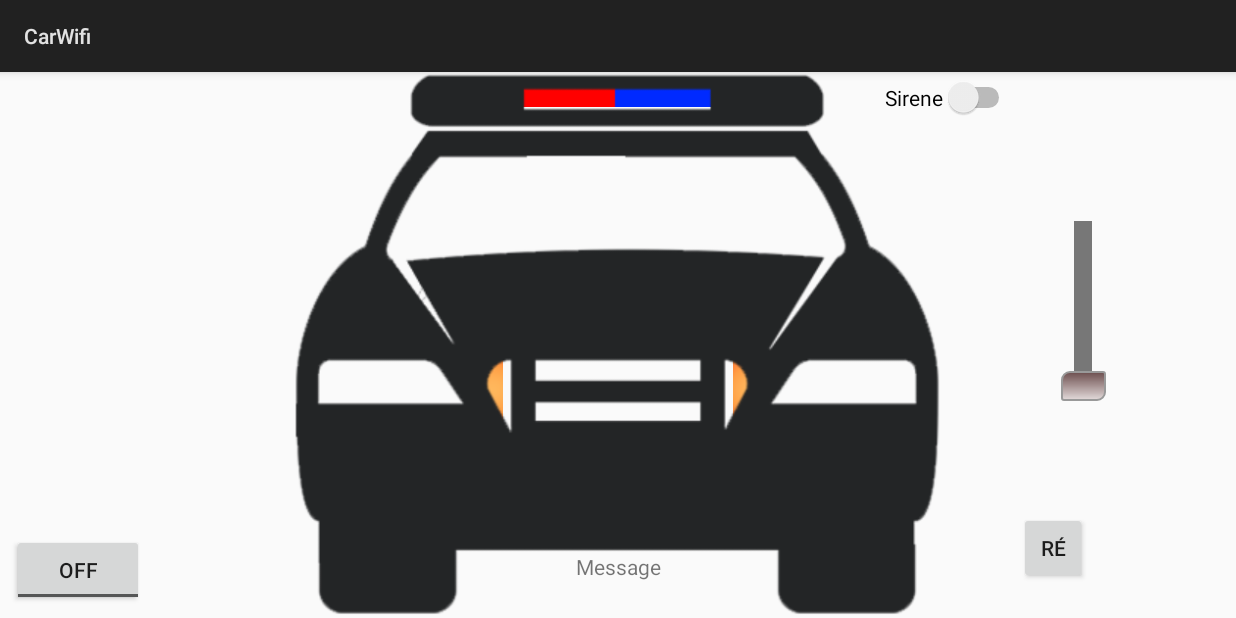
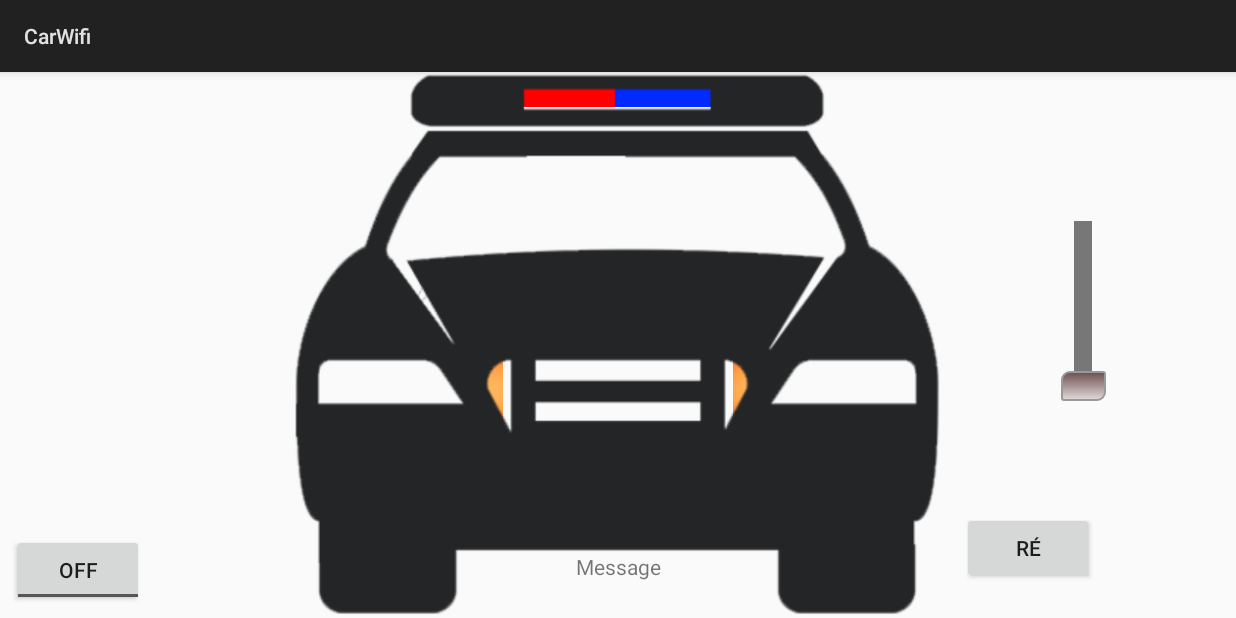
Before and after one commit to edumigsoft/CarWifi, an Android app: the screen it shows after launch (KotlinActivity), on a phone screen of 824 x 412 dp (held sideways). Run offline under Robolectric (Android 15) with nearby library versions, the phone set to English and light mode, and no system bars; libraries missing offline, so code that uses them is left out: android.preference, android.util, com.github.kittinunf.fuel, java.lang, java.util.

Commit message:
Tratamento da interface.

```diff
--- a/app/build.gradle
+++ b/app/build.gradle
@@ -33,6 +33,7 @@ dependencies {
     compile 'com.github.kittinunf.fuel:fuel:1.3.1' //for JVM
     compile 'com.github.kittinunf.fuel:fuel-android:1.3.1' //for Android
     compile 'com.github.kittinunf.fuel:fuel-rxjava:1.3.1' //for RxJava support
+    //compile 'com.crystal:crystalrangeseekbar:1.1.1'
 }
 repositories {
     mavenCentral()
--- a/app/src/main/java/com/edumigrafa/carwifi/KotlinActivity.kt
+++ b/app/src/main/java/com/edumigrafa/carwifi/KotlinActivity.kt
@@ -7,46 +7,58 @@ import android.hardware.SensorEvent
 import android.hardware.SensorEventListener
 import android.hardware.SensorManager
 import android.os.Bundle
+import android.view.KeyEvent
 import android.view.View
 import android.view.animation.AnimationUtils
 import android.widget.ImageView
+import android.widget.SeekBar
 import com.github.kittinunf.fuel.Fuel
 import kotlinx.android.synthetic.main.activity_kotlin.*
+import org.jetbrains.anko.toast
 
 class KotlinActivity() : Activity(), SensorEventListener {
 
-    var luz_giroflex: Boolean = false
+    var light_gyroflex: Boolean = false
+    var flashlight: Boolean = false
+    var stable: Boolean = true;
+    var message: String = ""
 
     val sensorManager: SensorManager by lazy {
         getSystemService(Context.SENSOR_SERVICE) as SensorManager
     }
+    val http: String = "http://10.0.1.1/"
+    val limitNegative: Float = -1.5f
+    val limitPositive: Float = 1.5f
+    val PIN_DIRECTION_LEFT: String = "pin_left"             // 1
+    val PIN_DIRECTION_RIGHT: String = "pin_right"           // 2
+    val PIN_GYROFLEX: String = "pin_gyro"                   // 3
+    val PIN_BUZZER: String = "pin_buzzer"                   // 4
+    val PIN_DIRECTION_FRONT_1: String = "pin_front_1"       // 5
+    val PIN_DIRECTION_FRONT_2: String = "pin_front_2"       // 6
+    val PIN_DIRECTION_FRONT_3: String = "pin_front_3"       // 7
+    val PIN_DIRECTION_FRONT_4: String = "pin_front_4"       // 8
+    val PIN_DIRECTION_BACK_1: String = "pin_back_1"         // 9
+    val PIN_DIRECTION_BACK_2: String = "pin_back_2"         // 10
 
-    val http: String = "http://10.0.1.1/"
-    val limitNegative: Float = -0.9f
-    val limitPositive: Float = 0.9f
-    var lanterna: Boolean = false
-    val PIN_DIRECTION_LEFT: String = "pin_left"
-    val PIN_DIRECTION_RIGHT: String = "pin_right"
-
-    fun piscaGiroflex() {
+    fun flasherGyroflex() {
         var animationIDs = intArrayOf(R.anim.blink)//R.anim.fade_in, R.anim.fade_out, R.anim.zoom_in, R.anim.zoom_out, R.anim.blink, R.anim.rotate, R.anim.move, R.anim.slide_up, R.anim.slide_down, R.anim.bounce)
         val animation = AnimationUtils.loadAnimation(this, animationIDs[0])
 
-        if (!luz_giroflex) {
-            img_luz_giroflex.startAnimation(animation)
+        if (!light_gyroflex) {
+            img_light_gyroflex.startAnimation(animation)
+            execHttp(PIN_GYROFLEX + "1")
         } else {
-            img_luz_giroflex.clearAnimation()
+            img_light_gyroflex.clearAnimation()
+            execHttp(PIN_GYROFLEX + "0")
         }
 
-        luz_giroflex = luz_giroflex.not()
-
-        //@TODO Ajustar para receptor
+        light_gyroflex = light_gyroflex.not()
     }
 
+    //@TODO Implementar vibração
     // act = true >> liga || act = false >> desliga
-    fun piscaLanterna(img: ImageView, act: Boolean) {
-
-        if (lanterna == act && act) {return}
+    fun flasherFlashlight(img: ImageView, act: Boolean) {
+        if (flashlight == act && act) {return}
 
         var animationIDs = intArrayOf(R.anim.blink_2)
         val animation = AnimationUtils.loadAnimation(this, animationIDs[0])
@@ -57,7 +69,7 @@ class KotlinActivity() : Activity(), SensorEventListener {
             img.clearAnimation()
         }
 
-        lanterna = act
+        flashlight = act
     }
 
     override fun onCreate(savedInstanceState: Bundle?) {
@@ -66,20 +78,51 @@ class KotlinActivity() : Activity(), SensorEventListener {
 
         resetActionDirection()
 
-        btn_giroflex.setOnClickListener{
-            piscaGiroflex()
+        btn_gyroflex.setOnClickListener{
+            flasherGyroflex()
         }
 
-        switch_sirene.setOnClickListener{
-            if (switch_sirene.isChecked) {
+        switch_buzzer.setOnClickListener{
+            if (switch_buzzer.isChecked) {
 
             } else {
 
             }
 
             //@TODO Implementar no receptor
-            //execHttp(http + PIN + "0")
+            //execHttp(PIN + "0")
         }
+
+
+        //@TODO Quando tiver mais opções de velocidade, implementar como exclusivo
+        button_back_1.setOnTouchListener{ view, motionEvent ->
+            when (motionEvent.action) {
+                KeyEvent.ACTION_DOWN -> {
+                    execHttp(PIN_DIRECTION_BACK_1 + "1")
+                }
+                KeyEvent.ACTION_UP -> {
+                    execHttp(PIN_DIRECTION_BACK_1 + "0")
+                }
+            }
+
+            true
+        }
+
+        seekBar_accelerator.setOnSeekBarChangeListener(object: SeekBar.OnSeekBarChangeListener {
+            var seekBarProgress: Int = 0
+
+            override fun onProgressChanged(seekBar: SeekBar, progress: Int, fromUser: Boolean) {
+                seekBarProgress = progress
+            }
+
+            override fun onStartTrackingTouch(seekBar: SeekBar?) {
+                //
+            }
+
+            override fun onStopTrackingTouch(seekBar: SeekBar) {
+                toast("Progress: " + seekBarProgress + " / " + seekBar.getMax())
+            }
+        })
     }
 
     //
@@ -87,7 +130,7 @@ class KotlinActivity() : Activity(), SensorEventListener {
     fun actionExtras(pin: String, act: Boolean) {
 
         //@TODO Implementar no receptor
-        //execHttp(http + PIN + "0")
+        //execHttp(PIN + "0")
     }
 
     //
@@ -95,34 +138,20 @@ class KotlinActivity() : Activity(), SensorEventListener {
 
 
         //@TODO Implementar no receptor
-        //execHttp(http + PIN + "0")
+        //execHttp(PIN + "0")
     }
 
     fun resetActionDirection() {
         imgLeft.visibility = View.INVISIBLE
         imgRight.visibility = View.INVISIBLE
 
-        piscaLanterna(img_lanterna_esquerda, false)
-        piscaLanterna(img_lanterna_direita, false)
-    }
-
-    //@TODO Implementar vibração
-    // dir = true >> esquerda || dir = false = false >> direita
-    // act = true >> ligar || act = false >> desligar
-    fun actionDirection(dir: Boolean, act: Boolean) {
-        var pin: String = ""
-
-        if (dir) {
-            pin = "pin_esq"
-        } else {
-            pin = "pin_dir"
-        }
-
-        execHttp(http + pin + act.toString())
+        flasherFlashlight(img_flashelight_left, false)
+        flasherFlashlight(img_flashlight_right, false)
     }
 
     fun execHttp(data: String) {
-        if (toggle_button_geral.isChecked) {
+        if (toggle_button_master_key.isChecked && !message.equals(data)) {
+            message = data
             Fuel.get(http + data).response { request, response, result ->
                 //println(request)
                 //println(response)
@@ -164,7 +193,6 @@ class KotlinActivity() : Activity(), SensorEventListener {
     override fun onAccuracyChanged(sensor: Sensor?, accuracy: Int) {
     }
 
-    var stable: Boolean = true;
     override fun onSensorChanged(event: SensorEvent?) {
         var float_ey: Float = event!!.values.get(1)
         //println(float_ey)
@@ -172,35 +200,24 @@ class KotlinActivity() : Activity(), SensorEventListener {
 
         if (float_ey > limitNegative && float_ey < limitPositive) {
             if (!stable) {
-                //actionDirection(true, false)
-                //actionDirection(false, false)
-
-                execHttp(http + PIN_DIRECTION_LEFT + "0")
-                //imgLeft.visibility = View.INVISIBLE
-                //piscaLanterna(img_lanterna_esquerda, false)
-
-                execHttp(http + PIN_DIRECTION_RIGHT + "0")
-                //imgRight.visibility = View.INVISIBLE
-                //piscaLanterna(img_lanterna_direita, false)
-
+                execHttp(PIN_DIRECTION_LEFT + "0")
+                execHttp(PIN_DIRECTION_RIGHT + "0")
                 resetActionDirection()
                 stable = true
             }
         }
 
         if (float_ey > limitPositive) {
-            //actionDirection(false, true)
-            execHttp(http + PIN_DIRECTION_RIGHT + "1")
+            execHttp(PIN_DIRECTION_RIGHT + "1")
             imgRight.visibility = View.VISIBLE
-            piscaLanterna(img_lanterna_direita, true)
+            flasherFlashlight(img_flashlight_right, true)
             stable = false
         }
 
         if (float_ey < limitNegative) {
-            //actionDirection(true, true)
-            execHttp(http + PIN_DIRECTION_LEFT + "1")
+            execHttp(PIN_DIRECTION_LEFT + "1")
             imgLeft.visibility = View.VISIBLE
-            piscaLanterna(img_lanterna_esquerda, true)
+            flasherFlashlight(img_flashelight_left, true)
             stable = false
         }
 
--- a/app/src/main/res/layout/activity_kotlin.xml
+++ b/app/src/main/res/layout/activity_kotlin.xml
@@ -22,7 +22,9 @@
         app:layout_constraintLeft_toLeftOf="parent"
         app:layout_constraintRight_toRightOf="parent"
         app:layout_constraintTop_toTopOf="parent"
-        app:layout_constraintVertical_bias="0.581" />
+        app:layout_constraintVertical_bias="0.581"
+        android:layout_marginStart="8dp"
+        android:layout_marginEnd="8dp" />
 
     <ImageView
         android:id="@+id/img_farol_esquerda_2"
@@ -40,10 +42,12 @@
         app:layout_constraintLeft_toLeftOf="parent"
         app:layout_constraintRight_toRightOf="parent"
         app:layout_constraintTop_toTopOf="parent"
-        app:layout_constraintVertical_bias="0.581" />
+        app:layout_constraintVertical_bias="0.581"
+        android:layout_marginStart="8dp"
+        android:layout_marginEnd="8dp" />
 
     <ImageView
-        android:id="@+id/img_luz_giroflex"
+        android:id="@+id/img_light_gyroflex"
         android:layout_width="wrap_content"
         android:layout_height="wrap_content"
         android:layout_marginBottom="8dp"
@@ -56,10 +60,12 @@
         app:layout_constraintLeft_toLeftOf="parent"
         app:layout_constraintRight_toRightOf="parent"
         app:layout_constraintTop_toTopOf="parent"
-        app:layout_constraintVertical_bias="0.0" />
+        app:layout_constraintVertical_bias="0.0"
+        android:layout_marginStart="8dp"
+        android:layout_marginEnd="8dp" />
 
     <ImageView
-        android:id="@+id/img_lanterna_esquerda"
+        android:id="@+id/img_flashelight_left"
         android:layout_width="wrap_content"
         android:layout_height="wrap_content"
         android:layout_marginBottom="8dp"
@@ -73,10 +79,12 @@
         app:layout_constraintLeft_toLeftOf="parent"
         app:layout_constraintRight_toRightOf="parent"
         app:layout_constraintTop_toTopOf="parent"
-        app:layout_constraintVertical_bias="0.61" />
+        app:layout_constraintVertical_bias="0.61"
+        android:layout_marginStart="8dp"
+        android:layout_marginEnd="8dp" />
 
     <ImageView
-        android:id="@+id/img_lanterna_direita"
+        android:id="@+id/img_flashlight_right"
         android:layout_width="wrap_content"
         android:layout_height="wrap_content"
         android:layout_marginBottom="8dp"
@@ -90,13 +98,15 @@
         app:layout_constraintLeft_toLeftOf="parent"
         app:layout_constraintRight_toRightOf="parent"
         app:layout_constraintTop_toTopOf="parent"
-        app:layout_constraintVertical_bias="0.61" />
+        app:layout_constraintVertical_bias="0.61"
+        android:layout_marginStart="8dp"
+        android:layout_marginEnd="8dp" />
 
     <Button
-        android:id="@+id/btn_giroflex"
+        android:id="@+id/btn_gyroflex"
         style="@android:style/Widget.Material.Button.Borderless"
         android:layout_width="235dp"
-        android:layout_height="30dp"
+        android:layout_height="48dp"
         android:layout_marginBottom="8dp"
         android:layout_marginLeft="8dp"
         android:layout_marginRight="8dp"
@@ -105,14 +115,16 @@
         app:layout_constraintLeft_toLeftOf="parent"
         app:layout_constraintRight_toRightOf="parent"
         app:layout_constraintTop_toTopOf="parent"
-        app:layout_constraintVertical_bias="0.0" />
+        app:layout_constraintVertical_bias="0.0"
+        android:layout_marginStart="8dp"
+        android:layout_marginEnd="8dp" />
 
     <Switch
-        android:id="@+id/switch_sirene"
+        android:id="@+id/switch_buzzer"
         android:layout_width="wrap_content"
         android:layout_height="wrap_content"
-        android:layout_marginLeft="0dp"
         android:text="@string/sirene"
+        android:visibility="invisible"
         app:layout_constraintBottom_toBottomOf="parent"
         app:layout_constraintHorizontal_bias="0.8"
         app:layout_constraintLeft_toLeftOf="parent"
@@ -122,8 +134,8 @@
         tools:ignore="RtlHardcoded" />
 
     <Button
-        android:id="@+id/button_re"
-        android:layout_width="45dp"
+        android:id="@+id/button_back_1"
+        android:layout_width="88dp"
         android:layout_height="wrap_content"
         android:layout_marginBottom="8dp"
         android:layout_marginEnd="8dp"
@@ -140,7 +152,7 @@
         app:layout_constraintVertical_bias="0.95" />
 
     <SeekBar
-        android:id="@+id/seekBar_acelerador"
+        android:id="@+id/seekBar_accelerator"
         style="@android:style/Widget.SeekBar"
         android:layout_width="150dp"
         android:layout_height="50dp"
@@ -220,8 +232,8 @@
     <Button
         android:id="@+id/btn_farol_esquerdo"
         style="@android:style/Widget.Material.Button.Borderless"
-        android:layout_width="86dp"
-        android:layout_height="26dp"
+        android:layout_width="88dp"
+        android:layout_height="48dp"
         android:layout_marginBottom="8dp"
         android:layout_marginLeft="8dp"
         android:layout_marginRight="8dp"
@@ -231,13 +243,15 @@
         app:layout_constraintLeft_toLeftOf="parent"
         app:layout_constraintRight_toRightOf="parent"
         app:layout_constraintTop_toTopOf="parent"
-        app:layout_constraintVertical_bias="0.58000004" />
+        app:layout_constraintVertical_bias="0.58000004"
+        android:layout_marginStart="8dp"
+        android:layout_marginEnd="8dp" />
 
     <Button
         android:id="@+id/btn_farol_direito"
         style="@android:style/Widget.Material.Button.Borderless"
-        android:layout_width="86dp"
-        android:layout_height="26dp"
+        android:layout_width="88dp"
+        android:layout_height="48dp"
         android:layout_marginBottom="8dp"
         android:layout_marginLeft="8dp"
         android:layout_marginRight="8dp"
@@ -247,59 +261,9 @@
         app:layout_constraintLeft_toLeftOf="parent"
         app:layout_constraintRight_toRightOf="parent"
         app:layout_constraintTop_toTopOf="parent"
-        app:layout_constraintVertical_bias="0.58000004" />
-
-    <Switch
-        android:id="@+id/switch1"
-        android:layout_width="wrap_content"
-        android:layout_height="wrap_content"
-        android:text="@string/led01"
-        android:visibility="invisible"
-        app:layout_constraintBottom_toBottomOf="parent"
-        app:layout_constraintHorizontal_bias="0.1"
-        app:layout_constraintLeft_toLeftOf="parent"
-        app:layout_constraintRight_toRightOf="parent"
-        app:layout_constraintTop_toTopOf="parent"
-        app:layout_constraintVertical_bias="0.00999999" />
-
-    <Switch
-        android:id="@+id/switch2"
-        android:layout_width="wrap_content"
-        android:layout_height="wrap_content"
-        android:text="@string/led02"
-        android:visibility="invisible"
-        app:layout_constraintBottom_toBottomOf="parent"
-        app:layout_constraintHorizontal_bias="0.35"
-        app:layout_constraintLeft_toLeftOf="parent"
-        app:layout_constraintRight_toRightOf="parent"
-        app:layout_constraintTop_toTopOf="parent"
-        app:layout_constraintVertical_bias="0.0" />
-
-    <Switch
-        android:id="@+id/switch3"
-        android:layout_width="wrap_content"
-        android:layout_height="wrap_content"
-        android:text="@string/led03"
-        android:visibility="invisible"
-        app:layout_constraintBottom_toBottomOf="parent"
-        app:layout_constraintHorizontal_bias="0.65"
-        app:layout_constraintLeft_toLeftOf="parent"
-        app:layout_constraintRight_toRightOf="parent"
-        app:layout_constraintTop_toTopOf="parent"
-        app:layout_constraintVertical_bias="0.0" />
-
-    <Switch
-        android:id="@+id/switch4"
-        android:layout_width="wrap_content"
-        android:layout_height="wrap_content"
-        android:text="@string/led04"
-        android:visibility="invisible"
-        app:layout_constraintBottom_toBottomOf="parent"
-        app:layout_constraintHorizontal_bias="0.9"
-        app:layout_constraintLeft_toLeftOf="parent"
-        app:layout_constraintRight_toRightOf="parent"
-        app:layout_constraintTop_toTopOf="parent"
-        app:layout_constraintVertical_bias="0.0" />
+        app:layout_constraintVertical_bias="0.58000004"
+        android:layout_marginStart="8dp"
+        android:layout_marginEnd="8dp" />
 
     <TextView
         android:id="@+id/text"
@@ -336,67 +300,8 @@
         app:layout_constraintTop_toTopOf="parent"
         app:layout_constraintVertical_bias="0.95" />
 
-    <Button
-        android:id="@+id/led1"
-        android:layout_width="wrap_content"
-        android:layout_height="wrap_content"
-        android:layout_marginBottom="8dp"
-        android:layout_marginLeft="8dp"
-        android:layout_marginRight="8dp"
-        android:layout_marginTop="8dp"
-        android:text="@string/led01"
-        android:visibility="invisible"
-        app:layout_constraintBottom_toBottomOf="parent"
-        app:layout_constraintHorizontal_bias="0.2"
-        app:layout_constraintLeft_toLeftOf="parent"
-        app:layout_constraintRight_toRightOf="parent"
-        app:layout_constraintTop_toTopOf="parent"
-        app:layout_constraintVertical_bias="0.6"
-        android:layout_marginStart="8dp"
-        android:layout_marginEnd="8dp" />
-
-    <Button
-        android:id="@+id/led2"
-        android:layout_width="wrap_content"
-        android:layout_height="wrap_content"
-        android:layout_marginBottom="8dp"
-        android:layout_marginEnd="8dp"
-        android:layout_marginLeft="8dp"
-        android:layout_marginRight="8dp"
-        android:layout_marginStart="8dp"
-        android:layout_marginTop="8dp"
-        android:text="@string/led02"
-        android:visibility="invisible"
-        app:layout_constraintBottom_toBottomOf="parent"
-        app:layout_constraintHorizontal_bias="0.8"
-        app:layout_constraintLeft_toLeftOf="parent"
-        app:layout_constraintRight_toRightOf="parent"
-        app:layout_constraintTop_toTopOf="parent"
-        app:layout_constraintVertical_bias="0.6" />
-
     <ToggleButton
-        android:id="@+id/toggleButton2"
-        android:layout_width="wrap_content"
-        android:layout_height="wrap_content"
-        android:layout_marginBottom="8dp"
-        android:layout_marginLeft="8dp"
-        android:layout_marginRight="8dp"
-        android:layout_marginTop="8dp"
-        android:button="@drawable/toggle_som_giroscopio"
-        android:checked="false"
-        android:textOff=""
-        android:textOn=""
-        android:visibility="invisible"
-        app:layout_constraintBottom_toBottomOf="parent"
-        app:layout_constraintHorizontal_bias="0.85"
-        app:layout_constraintLeft_toLeftOf="parent"
-        app:layout_constraintRight_toRightOf="parent"
-        app:layout_constraintTop_toTopOf="@+id/btn_giroflex"
-        app:layout_constraintVertical_bias="0.0"
-        tools:ignore="MissingConstraints,RtlHardcoded" />
-
-    <ToggleButton
-        android:id="@+id/toggle_button_geral"
+        android:id="@+id/toggle_button_master_key"
         android:layout_width="wrap_content"
         android:layout_height="wrap_content"
         android:layout_marginBottom="8dp"
@@ -408,6 +313,8 @@
         app:layout_constraintTop_toTopOf="parent"
         android:layout_marginTop="8dp"
         app:layout_constraintHorizontal_bias="0.0"
-        app:layout_constraintVertical_bias="1.0" />
+        app:layout_constraintVertical_bias="1.0"
+        android:layout_marginStart="8dp"
+        android:layout_marginEnd="8dp" />
 
 </android.support.constraint.ConstraintLayout>
```
